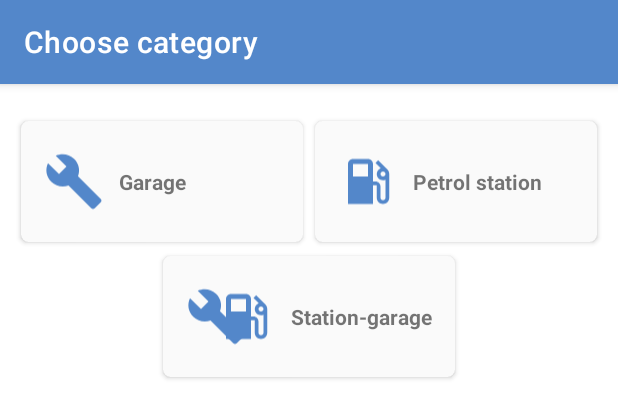
After one commit to RegisSaffi/Fuelio, an Android app: the layout select_category_sheet.xml on its own in the app's theme, with its tools: preview values and no code run, on a phone screen of 412 x 824 dp. The commit adds this screen. Shown: the top 418 px of the screen. Run offline under Robolectric (Android 15) with nearby library versions, the phone set to English and light mode, and no system bars.

Commit message:
added category select first

```diff
--- a/app/build.gradle
+++ b/app/build.gradle
@@ -43,6 +43,7 @@ dependencies {
         exclude group: 'androidx.appcompat'
     }
 
+
     annotationProcessor 'com.github.bumptech.glide:compiler:4.10.0'
     implementation 'com.github.imperiumlabs:GeoFirestore-Android:v1.5.0'
 
--- a/app/src/main/java/com/fuelio/fuelio/LoginActivity.java
+++ b/app/src/main/java/com/fuelio/fuelio/LoginActivity.java
@@ -415,7 +415,6 @@ public class LoginActivity extends AppCompatActivity {
 
                 startActivity(in);
                 finish();
-
             }
         }).addOnFailureListener(e -> Toasty.error(getApplicationContext(),"Error getting your info").show()).addOnCompleteListener(new OnCompleteListener<QuerySnapshot>() {
             @Override
--- a/app/src/main/java/com/fuelio/fuelio/MainActivity.java
+++ b/app/src/main/java/com/fuelio/fuelio/MainActivity.java
@@ -45,6 +45,7 @@ import com.google.android.gms.maps.model.LatLng;
 import com.google.android.gms.maps.model.Marker;
 import com.google.android.gms.maps.model.MarkerOptions;
 import com.google.android.material.bottomsheet.BottomSheetDialog;
+import com.google.android.material.card.MaterialCardView;
 import com.google.android.material.floatingactionbutton.FloatingActionButton;
 import com.google.android.material.navigation.NavigationView;
 import com.google.android.material.textfield.TextInputEditText;
@@ -70,6 +71,7 @@ public class MainActivity extends AppCompatActivity
     public static double latitude;
     public static double longitude;
 
+    MaterialCardView garagecard,stationCard,gStationCard;
     AlertDialog.Builder gpsDialog;
     String myPhone, myId;
     Context mContext;
@@ -84,7 +86,6 @@ public class MainActivity extends AppCompatActivity
 
     Marker marker;
     private GoogleMap mMap;
-    AppCompatSpinner spinner;
 
     @SuppressLint("RestrictedApi")
     @Override
@@ -100,7 +101,6 @@ public class MainActivity extends AppCompatActivity
 
         DrawerLayout drawer = findViewById(R.id.drawer_layout);
         NavigationView navigationView = findViewById(R.id.nav_view);
-        spinner=findViewById(R.id.service);
 
         ActionBarDrawerToggle toggle = new ActionBarDrawerToggle(
                 this, drawer, toolbar, R.string.navigation_drawer_open, R.string.navigation_drawer_close);
@@ -118,18 +118,9 @@ public class MainActivity extends AppCompatActivity
 
         getStations();
 
-        spinner.setOnItemSelectedListener(new AdapterView.OnItemSelectedListener() {
-            @Override
-            public void onItemSelected(AdapterView<?> adapterView, View view, int i, long l) {
-                String sel=adapterView.getSelectedItem().toString();
-               // getStationsByService(sel);
-            }
 
-            @Override
-            public void onNothingSelected(AdapterView<?> adapterView) {
+        showSelectCategory();
 
-            }
-        });
     }
 
     @Override
@@ -220,6 +211,22 @@ public class MainActivity extends AppCompatActivity
         });
     }
 
+    void showSelectCategory(){
+
+            dialog=new BottomSheetDialog(MainActivity.this);
+            View view= LayoutInflater.from(MainActivity.this).inflate(R.layout.select_category_sheet,null);
+            dialog.setContentView(view);
+            garagecard=view.findViewById(R.id.garage_card);
+            stationCard=view.findViewById(R.id.station_card);
+            gStationCard=view.findViewById(R.id.gstation_card);
+
+            garagecard.setOnClickListener(v->dialog.cancel());
+        stationCard.setOnClickListener(v->dialog.cancel());
+        gStationCard.setOnClickListener(v->dialog.cancel());
+
+        dialog.setCancelable(false);
+            dialog.show();
+    }
 
     void showNewVehicle(){
         dialog=new BottomSheetDialog(MainActivity.this);
--- /dev/null
+++ b/app/src/main/res/drawable/ic_build_black_24dp.xml
@@ -0,0 +1,9 @@
+<vector xmlns:android="http://schemas.android.com/apk/res/android"
+        android:width="24dp"
+        android:height="24dp"
+        android:viewportWidth="24.0"
+        android:viewportHeight="24.0">
+    <path
+        android:fillColor="#FF000000"
+        android:pathData="M22.7,19l-9.1,-9.1c0.9,-2.3 0.4,-5 -1.5,-6.9 -2,-2 -5,-2.4 -7.4,-1.3L9,6 6,9 1.6,4.7C0.4,7.1 0.9,10.1 2.9,12.1c1.9,1.9 4.6,2.4 6.9,1.5l9.1,9.1c0.4,0.4 1,0.4 1.4,0l2.3,-2.3c0.5,-0.4 0.5,-1.1 0.1,-1.4z"/>
+</vector>
--- a/app/src/main/res/layout/content_main.xml
+++ b/app/src/main/res/layout/content_main.xml
@@ -12,13 +12,6 @@
         android:orientation="vertical"
         android:layout_height="match_parent">
 
-        <androidx.appcompat.widget.AppCompatSpinner
-            android:id="@+id/service"
-            android:layout_width="match_parent"
-            android:entries="@array/category"
-            android:layout_marginTop="10dp"
-            android:layout_marginBottom="10dp"
-            android:layout_height="wrap_content"/>
 
         <include layout="@layout/map"/>
     </LinearLayout>
--- /dev/null
+++ b/app/src/main/res/layout/select_category_sheet.xml
@@ -0,0 +1,144 @@
+<?xml version="1.0" encoding="utf-8"?>
+<LinearLayout xmlns:android="http://schemas.android.com/apk/res/android"
+    xmlns:app="http://schemas.android.com/apk/res-auto"
+    android:layout_width="match_parent"
+    android:orientation="vertical"
+    android:layout_height="wrap_content">
+
+    <com.google.android.material.appbar.AppBarLayout
+        android:layout_width="match_parent"
+        android:layout_height="wrap_content"
+        android:theme="@style/AppTheme.AppBarOverlay">
+
+        <androidx.appcompat.widget.Toolbar
+            android:id="@+id/toolbar"
+            android:layout_width="match_parent"
+            app:popupTheme="@style/AppTheme.PopupOverlay"
+            app:title="Choose category"
+            android:layout_height="?attr/actionBarSize"/>
+
+    </com.google.android.material.appbar.AppBarLayout>
+
+    <ScrollView
+        android:layout_width="match_parent"
+        android:fillViewport="true"
+        android:layout_height="wrap_content">
+        <LinearLayout
+            android:layout_width="match_parent"
+            android:padding="10dp"
+            android:layout_marginTop="10dp"
+            android:orientation="vertical"
+            android:gravity="center"
+            android:layout_height="wrap_content">
+
+            <LinearLayout
+                android:layout_width="match_parent"
+                android:weightSum="2"
+                android:layout_height="wrap_content">
+
+
+              <com.google.android.material.card.MaterialCardView
+                  android:id="@+id/garage_card"
+                  android:layout_width="0dp"
+                  android:clickable="true"
+                  android:layout_weight="1"
+                  android:focusable="true"
+                  android:foreground="?attr/selectableItemBackground"
+                  app:contentPadding="15dp"
+                  app:cardElevation="2dp"
+                  app:cardUseCompatPadding="true"
+                  app:cardBackgroundColor="@color/white"
+                  app:cardCornerRadius="5dp"
+                  android:layout_height="wrap_content">
+                  <LinearLayout
+                      android:layout_width="match_parent"
+                      android:gravity="center_vertical"
+                      android:layout_height="wrap_content">
+                      <ImageView
+                          android:layout_width="40dp"
+                          app:srcCompat="@drawable/ic_build_black_24dp"
+                          android:tint="@color/colorPrimary"
+                          android:layout_height="50dp"/>
+                      <TextView
+                          android:layout_width="wrap_content"
+                          android:text="Garage"
+                          android:layout_marginLeft="10dp"
+                          android:textStyle="bold"
+                          android:layout_height="wrap_content"/>
+                  </LinearLayout>
+
+              </com.google.android.material.card.MaterialCardView>
+
+
+            <com.google.android.material.card.MaterialCardView
+                android:id="@+id/station_card"
+                android:layout_width="0dp"
+                android:clickable="true"
+                android:layout_weight="1"
+                android:focusable="true"
+                android:foreground="?attr/selectableItemBackground"
+                app:contentPadding="15dp"
+                app:cardElevation="2dp"
+                app:cardUseCompatPadding="true"
+                app:cardBackgroundColor="@color/white"
+                app:cardCornerRadius="5dp"
+                android:layout_height="wrap_content">
+                <LinearLayout
+                    android:layout_width="match_parent"
+                    android:gravity="center_vertical"
+                    android:layout_height="wrap_content">
+                    <ImageView
+                        android:layout_width="40dp"
+                        app:srcCompat="@drawable/ic_local_gas_station_black_24dp"
+                        android:tint="@color/colorPrimary"
+                        android:layout_height="50dp"/>
+                    <TextView
+                        android:layout_width="wrap_content"
+                        android:text="Petrol station"
+                        android:layout_marginLeft="10dp"
+                        android:textStyle="bold"
+                        android:layout_height="wrap_content"/>
+                </LinearLayout>
+
+            </com.google.android.material.card.MaterialCardView>
+
+            </LinearLayout>
+            <com.google.android.material.card.MaterialCardView
+                android:id="@+id/gstation_card"
+                android:layout_width="wrap_content"
+                android:clickable="true"
+                android:focusable="true"
+                android:foreground="?attr/selectableItemBackground"
+                app:contentPadding="15dp"
+                app:cardElevation="2dp"
+                app:cardUseCompatPadding="true"
+                app:cardBackgroundColor="@color/white"
+                app:cardCornerRadius="5dp"
+                android:layout_height="wrap_content">
+                <LinearLayout
+                    android:layout_width="match_parent"
+                    android:gravity="center_vertical"
+                    android:layout_height="wrap_content">
+                    <ImageView
+                        android:layout_width="40dp"
+                        app:srcCompat="@drawable/ic_build_black_24dp"
+                        android:tint="@color/colorPrimary"
+                        android:layout_height="50dp"/>
+                    <ImageView
+                        android:layout_width="40dp"
+                        app:srcCompat="@drawable/ic_local_gas_station_black_24dp"
+                        android:tint="@color/colorPrimary"
+                        android:layout_marginLeft="-20dp"
+                        android:layout_height="50dp"/>
+                    <TextView
+                        android:layout_width="wrap_content"
+                        android:text="Station-garage"
+                        android:layout_marginLeft="10dp"
+                        android:textStyle="bold"
+                        android:layout_height="wrap_content"/>
+                </LinearLayout>
+
+            </com.google.android.material.card.MaterialCardView>
+        </LinearLayout>
+    </ScrollView>
+</LinearLayout>
```
